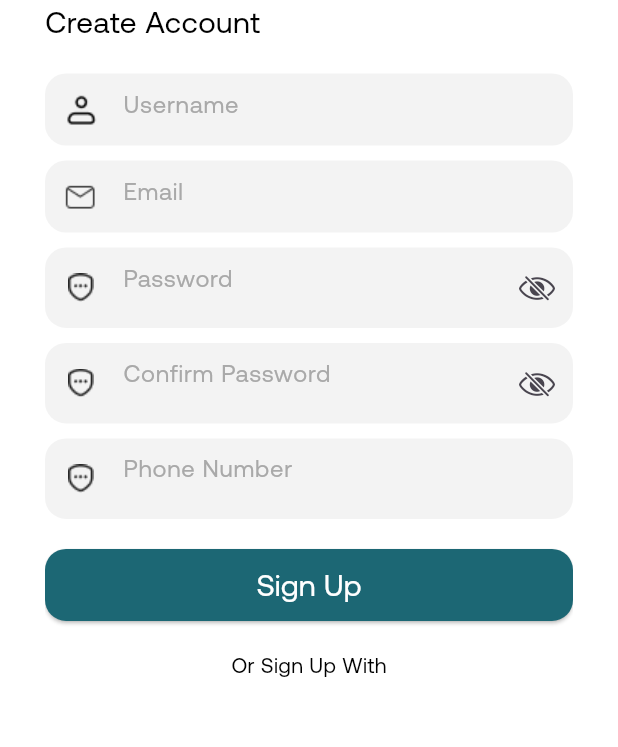
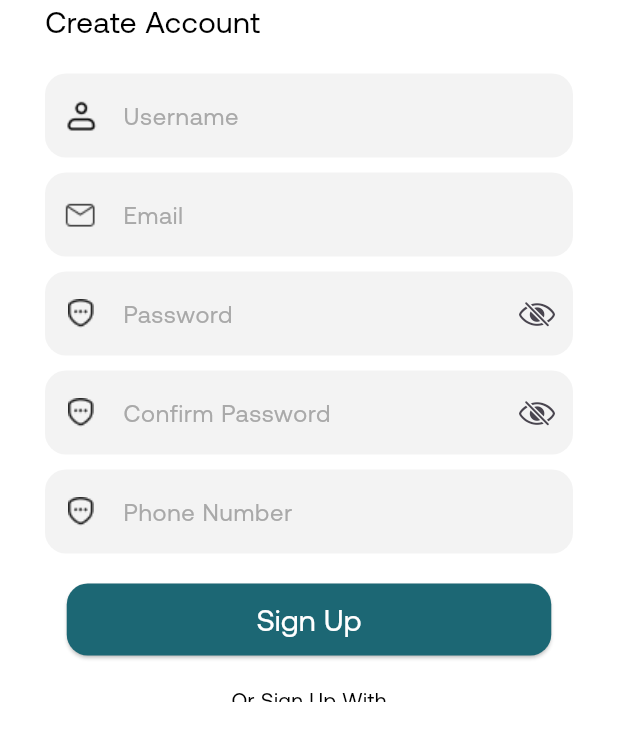
Before and after one commit to malakelsayed2/skillzy_app, a Flutter app: the SignUpScreen screen opened by its route, on a phone screen of 412 x 824 dp, the part 489-1236 px from its top. Run offline on Flutter 3.47's test engine with Material 3 defaults, Android fonts, the phone set to English and light mode, and no system bars; our stand-ins replace cloud_firestore, firebase_core, go_router, percent_indicator, smooth_page_indicator; accounts and stored records are empty; network calls fail.

Commit message:
added form and validation sign up

```diff
--- a/lib/core/widgets/custom_profile_connection_card.dart
+++ b/lib/core/widgets/custom_profile_connection_card.dart
@@ -1,4 +1,3 @@
-import 'package:flutter/cupertino.dart';
 import 'package:flutter/material.dart';
 
 import '../constants/color_manager.dart';
--- a/lib/core/widgets/custom_skills_container.dart
+++ b/lib/core/widgets/custom_skills_container.dart
@@ -3,7 +3,7 @@ import 'package:flutter/material.dart';
 import '../constants/color_manager.dart';
 
 class CustomSkillsContainer extends StatefulWidget {
-  const CustomSkillsContainer({Key? key, required this.skill}) : super(key: key);
+  const CustomSkillsContainer({super.key, required this.skill});
 
   final String skill ;
 
--- a/lib/core/widgets/custom_textfield.dart
+++ b/lib/core/widgets/custom_textfield.dart
@@ -1,24 +1,59 @@
 import 'package:flutter/material.dart';
+import 'package:skillzy_app/core/constants/color_manager.dart';
 
 class CustomTextfield extends StatelessWidget {
-  CustomTextfield({super.key, required this.prefixIcon, required this.hint , this.suffixIcon});
-  final String prefixIcon ;
-  final String hint ;
-  IconData? suffixIcon ;
+  CustomTextfield({
+    super.key,
+    required this.prefixIcon,
+    required this.hint,
+    this.suffixIcon,
+    this.validator,
+    this.controller,
+    this.obsecureText = false
+  });
+
+  final String prefixIcon;
+
+  final String hint;
+
+  Widget? suffixIcon;
+
+  String? Function(String?)? validator;
+
+  TextEditingController? controller;
+  bool obsecureText ;
+
   @override
   Widget build(BuildContext context) {
-    return Container(
-      decoration: BoxDecoration(
-        color: Color(0xFFF3F3F3),
-        borderRadius: BorderRadius.circular(14),
-      ),
-      child: TextField(
-        decoration: InputDecoration(
-            prefixIcon: Image.asset(prefixIcon),
-            suffixIcon: Icon(suffixIcon),
-            border: InputBorder.none,
-            hintText: hint,
-            hintStyle: TextStyle(color: Color(0xFFA9A9A9))
+
+    return TextFormField(
+      controller: controller,
+      validator: validator,
+      obscureText:obsecureText ,
+      decoration: InputDecoration(
+        filled: true,
+        fillColor: Color(0xFFF3F3F3),
+        prefixIcon: Image.asset(prefixIcon),
+        suffixIcon: suffixIcon,
+        // border: InputBorder.none,
+        hintText: hint,
+        hintStyle: TextStyle(color: Color(0xFFA9A9A9)),
+        enabledBorder: OutlineInputBorder(
+          borderRadius: BorderRadius.circular(14),
+          borderSide: BorderSide(color: Colors.transparent),
+        ),
+        focusedBorder: OutlineInputBorder(
+          borderRadius: BorderRadius.circular(14),
+          borderSide: BorderSide(color: Color(ColorManager.mainColorGreen), width: 2),
+        ),
+        errorBorder: OutlineInputBorder(
+          borderRadius: BorderRadius.circular(14),
+          borderSide: BorderSide(color: Colors.red, width: 2),
+
+        ),
+        focusedErrorBorder: OutlineInputBorder(
+          borderRadius: BorderRadius.circular(14),
+          borderSide: BorderSide(color: Colors.red, width: 2),
         ),
       ),
     );
--- a/lib/features/sign_up/views/access_confirm.dart
+++ b/lib/features/sign_up/views/access_confirm.dart
@@ -11,7 +11,6 @@ class AccessConfirm extends StatelessWidget {
 
   @override
   Widget build(BuildContext context) {
-    double screenHeight = MediaQuery.of(context).size.height;
     return Scaffold(
       appBar: AppBar(
         backgroundColor: Colors.transparent,
--- a/lib/features/sign_up/views/sign_up_screen.dart
+++ b/lib/features/sign_up/views/sign_up_screen.dart
@@ -4,21 +4,43 @@ import 'package:go_router/go_router.dart';
 import 'package:skillzy_app/core/constants/color_manager.dart';
 import 'package:skillzy_app/core/constants/string_manager.dart';
 import 'package:skillzy_app/core/widgets/custom_button.dart';
+import 'package:skillzy_app/core/widgets/custom_external_signup_login.dart';
 import 'package:skillzy_app/core/widgets/custom_textfield.dart';
 
-class SignUpScreen extends StatelessWidget {
-  const SignUpScreen({super.key});
+class SignUpScreen extends StatefulWidget {
+  SignUpScreen({super.key});
+
+  @override
+  State<SignUpScreen> createState() => _SignUpScreenState();
+}
+
+class _SignUpScreenState extends State<SignUpScreen> {
+  final formKey = GlobalKey<FormState>();
+
+  TextEditingController usernameController = TextEditingController();
+
+  TextEditingController emailController = TextEditingController();
+
+  TextEditingController passController = TextEditingController();
+
+  TextEditingController confirmPassController = TextEditingController();
+
+  TextEditingController phoneController = TextEditingController();
+
+  bool isPassHidden = true ;
+
+  bool isConfirmPassHidden = true ;
 
   @override
   Widget build(BuildContext context) {
-    double screenHeight = MediaQuery.of(context).size.height ;
+    double screenHeight = MediaQuery.of(context).size.height;
     return Scaffold(
       backgroundColor: Color(ColorManager.mainColorGreen),
       body: Align(
         alignment: Alignment.bottomCenter,
         child: Container(
           padding: EdgeInsetsGeometry.all(30),
-          height: screenHeight*0.75,
+          height: screenHeight * 0.75,
           decoration: BoxDecoration(
             color: Color(ColorManager.mainColorWhite),
             borderRadius: BorderRadius.only(
@@ -30,46 +52,98 @@ class SignUpScreen extends StatelessWidget {
             child: Column(
               crossAxisAlignment: CrossAxisAlignment.stretch,
               children: [
-                Image.asset(StringManager.appLogo2 , height: 90,),
+                Image.asset(StringManager.appLogo2, height: 90),
                 Text(
                   'Create Account',
                   style: TextStyle(color: Colors.black, fontSize: 20),
                 ),
-                SizedBox(height: 20,),
+                SizedBox(height: 20),
+                Form(
+                  key: formKey,
+                  child: Column(
+                    children: [
                       CustomTextfield(
                         prefixIcon: 'assets/icons/person.png',
                         hint: 'Username',
+                        controller: usernameController,
+                        validator: (p0) {
+                          if (p0!.length < 3) {
+                            return "Username Must Have At Least 3 Characters!" ;
+                          }
+                          return null;
+                        },
                       ),
-                SizedBox(height: 10,),
+                      SizedBox(height: 10),
                       CustomTextfield(
                         prefixIcon: 'assets/icons/emailIcon.png',
                         hint: 'Email',
+                        controller: emailController,
+                        validator: (p0) {
+                          if(!p0!.contains('@')){
+                            return 'Enter A Valid Email!' ;
+                          }
+                          return null;
+                        },
                       ),
-                SizedBox(height: 10,),
+                      SizedBox(height: 10),
                       CustomTextfield(
                         prefixIcon: 'assets/icons/password.png',
                         hint: 'Password',
-                  suffixIcon: CupertinoIcons.eye_slash,
+                        suffixIcon: IconButton(onPressed: () {
+                          isPassHidden = !isPassHidden ;
+                          setState(() {
+
+                          });
+                        }, icon: Icon(isPassHidden?CupertinoIcons.eye_slash : CupertinoIcons.eye)),
+                        obsecureText: isPassHidden ? true : false,
+                        controller: passController,
+                        validator: (p0) {
+                          if (p0!.length < 8) {
+                            return "Password Must Have At Least 8 Characters!";
+                          }
+                          return null;
+                        },
                       ),
-                SizedBox(height: 10,),
+                      SizedBox(height: 10),
                       CustomTextfield(
                         prefixIcon: 'assets/icons/password.png',
                         hint: 'Confirm Password',
-                  suffixIcon: CupertinoIcons.eye_slash,
+                        suffixIcon: IconButton(onPressed: () {
+                          isConfirmPassHidden = !isConfirmPassHidden ;
+                          setState(() {
+
+                          });
+                        }, icon: Icon( isConfirmPassHidden?CupertinoIcons.eye_slash : CupertinoIcons.eye)),
+                        obsecureText: isConfirmPassHidden? true : false,
+                        controller: confirmPassController,
+                        validator: (p0) {
+                          if (p0 != passController.text) {
+                            return "Passwords Don't Match!" ;
+                          }
+                          return null;
+                        },
                       ),
-                SizedBox(height: 10,),
+                      SizedBox(height: 10),
                       CustomTextfield(
                         prefixIcon: 'assets/icons/password.png',
                         hint: 'Phone Number',
+                        controller: phoneController,
                       ),
-                SizedBox(height: 20,),
+                      SizedBox(height: 20),
                       CustomButton(
                         title: 'Sign Up',
                         titleColor: ColorManager.mainColorWhite,
                         buttonColor: ColorManager.mainColorGreen,
-                  onPressed: () {context.push('/signupConfirm');},
+                        onPressed: () {
+                          if(formKey.currentState!.validate()){
+                            context.push('/signupConfirm');
+                          }
+                        },
                       ),
-                SizedBox(height: 20,),
+                    ],
+                  ),
+                ),
+                SizedBox(height: 20),
                 Row(
                   mainAxisAlignment: MainAxisAlignment.center,
                   children: [
@@ -79,24 +153,8 @@ class SignUpScreen extends StatelessWidget {
                     ),
                   ],
                 ),
-                SizedBox(height: 10,),
-                Row(
-                  mainAxisAlignment: MainAxisAlignment.center,
-                  children: [
-                    IconButton(
-                      onPressed: () {},
-                      icon: Image.asset('assets/icons/facebookIcon.png'),
-                    ),
-                    IconButton(
-                      onPressed: () {},
-                      icon: Image.asset('assets/icons/googleIcon.png'),
-                    ),
-                    IconButton(
-                      onPressed: () {},
-                      icon: Image.asset('assets/icons/appleIcon.png'),
-                    ),
-                  ],
-                ),
+                SizedBox(height: 10),
+                CustomExternalSignupLogin(),
                 Row(
                   mainAxisAlignment: MainAxisAlignment.center,
                   children: [
@@ -105,7 +163,9 @@ class SignUpScreen extends StatelessWidget {
                       style: TextStyle(fontSize: 16, color: Colors.black),
                     ),
                     TextButton(
-                      onPressed: () {context.go('/login');},
+                      onPressed: () {
+                        context.go('/login');
+                      },
                       child: Text(
                         'Login',
                         style: TextStyle(
--- a/lib/features/sign_up/views/skills/own_skills_screens.dart
+++ b/lib/features/sign_up/views/skills/own_skills_screens.dart
@@ -6,7 +6,7 @@ import 'package:skillzy_app/core/widgets/custom_textfield.dart';
 import '../../../../core/view_model/app_brain.dart';
 
 class OwnSkillsScreens extends StatelessWidget {
-  OwnSkillsScreens({super.key});
+  const OwnSkillsScreens({super.key});
 
   @override
   Widget build(BuildContext context) {
--- a/lib/features/splash/view/splash_screen.dart
+++ b/lib/features/splash/view/splash_screen.dart
@@ -8,7 +8,7 @@ import '../../../core/view_model/app_brain.dart';
 
 
 class SplashScreen extends StatefulWidget {
-  SplashScreen({super.key});
+  const SplashScreen({super.key});
 
   @override
   State<SplashScreen> createState() => _SplashScreenState();
```
Also changed, not shown: lib/core/widgets/custom_external_signup_login.dart (added, +26 -0 lines), lib/features/login/views/login_screen.dart (+3 -18 lines). Lines whose indentation alone changed are shown as unchanged.
